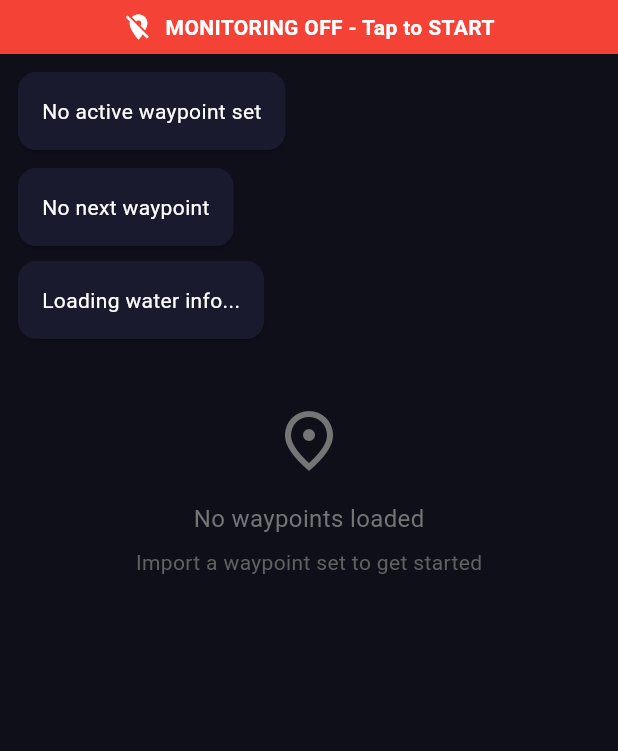
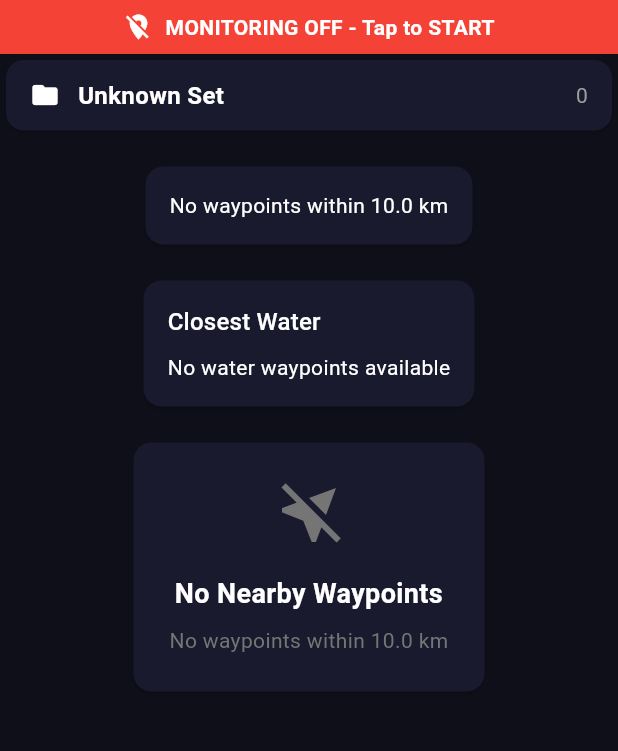
Before and after one commit to pitx3/waypoint-alert-app, a Flutter app: the screen it shows after launch, after a tap on "Continue", on a phone screen of 412 x 824 dp, the part 84-835 px from its top. Run offline on Flutter 3.47's test engine with Material 3 defaults, Android fonts, the phone set to English and light mode, and no system bars; our stand-ins replace flutter_material_design_icons, geolocator, isar_community, shared_preferences; accounts and stored records are empty; generated files the repository leaves out were written again.

```diff
--- a/lib/constants/app_constants.dart
+++ b/lib/constants/app_constants.dart
@@ -5,6 +5,7 @@ class AppConstants {
 
   // SharedPreferences keys
   static const String keyGpsPingInterval = 'gps_ping_interval';
+  static const String keyGpsTimeoutSeconds = 'gps_timeout_seconds';
   static const String keyWalkingSpeedMpm = 'walking_speed_mpm';
   static const String keyDefaultAlertDistanceM = 'default_alert_distance_m';
   static const String keyHasCompletedFirstRun = 'has_completed_first_run';
@@ -13,6 +14,7 @@ class AppConstants {
 
   // Default values
   static const int defaultGpsPingInterval = 300;
+  static const int defaultGpsTimeoutSeconds = 10;
   static const int defaultWalkingSpeedMpm = 100;
   static const int defaultAlertDistanceM = 250;
   static const bool defaultHasCompletedFirstRun = false;
@@ -21,6 +23,8 @@ class AppConstants {
   // Validation ranges
   static const int minGpsPingInterval = 30;
   static const int maxGpsPingInterval = 600;   // ten minutes
+  static const int minGpsTimeoutSeconds = 5;
+  static const int maxGpsTimeoutSeconds = 30;
   static const int minWalkingSpeedMpm = 30;
   static const int maxWalkingSpeedMpm = 300;   // 5m/sec
   static const int minAlertDistanceM = 50;
--- a/lib/main.dart
+++ b/lib/main.dart
@@ -4,6 +4,7 @@ import 'package:waypoint_alert_app/constants/app_constants.dart';
 // import 'package:waypoint_alert_app/mocks/mock_location_service.dart';
 import 'package:waypoint_alert_app/mocks/moving_mock_location_service.dart';
 import 'package:waypoint_alert_app/mocks/test_data.dart';
+import 'package:waypoint_alert_app/services/geolocator_location_serivce.dart';
 import 'package:waypoint_alert_app/services/isar_service.dart';
 import 'package:waypoint_alert_app/services/location_service.dart';
 import 'package:waypoint_alert_app/services/settings_service.dart';
@@ -26,7 +27,10 @@ void main() async {
   );
   // TODO: Switch this for a real location service for production use
   //final locationService = MockLocationService();
-  final locationService = MovingMockLocationService(route: testRoute);
+  // final locationService = MovingMockLocationService(route: testRoute);
+  final locationService = GeolocatorLocationSerivce(settingsService);
+
+  await settingsService.setActiveSetId(1);
 
   runApp(WaypointAlertApp(
     isarService: isarService,
@@ -35,8 +39,6 @@ void main() async {
     locationService: locationService,
     repository: repository,
   ));
-
-
 
 }
 
--- a/lib/mocks/mock_location_service.dart
+++ b/lib/mocks/mock_location_service.dart
@@ -42,4 +42,7 @@ class MockLocationService implements LocationService {
 
   @override
   Future<void> stop() async {}
+
+  @override
+  void updatePingInterval(Duration newInterval) {}
 }
--- a/lib/models/app_settings.dart
+++ b/lib/models/app_settings.dart
@@ -2,6 +2,7 @@ import '../constants/app_constants.dart';
 
 class AppSettings {
   final int gpsPingInterval;
+  final int gpsTimeoutSeconds;
   final int walkingSpeedMpm;
   final int defaultAlertDistanceM;
   final bool hasCompletedFirstRun;
@@ -9,6 +10,7 @@ class AppSettings {
 
   AppSettings({
     this.gpsPingInterval = AppConstants.defaultGpsPingInterval,
+    this.gpsTimeoutSeconds = AppConstants.defaultGpsTimeoutSeconds,
     this.walkingSpeedMpm = AppConstants.defaultWalkingSpeedMpm,
     this.defaultAlertDistanceM = AppConstants.defaultAlertDistanceM,
     this.hasCompletedFirstRun = AppConstants.defaultHasCompletedFirstRun,
@@ -17,6 +19,7 @@ class AppSettings {
 
   AppSettings copyWith({
     int? gpsPingInterval,
+    int? gpsTimeoutSeconds,
     int? walkingSpeedMpm,
     int? defaultAlertDistanceM,
     bool? hasCompletedFirstRun,
@@ -24,6 +27,7 @@ class AppSettings {
   }) {
     return AppSettings(
       gpsPingInterval: gpsPingInterval ?? this.gpsPingInterval,
+      gpsTimeoutSeconds: gpsTimeoutSeconds ?? this.gpsTimeoutSeconds,
       walkingSpeedMpm: walkingSpeedMpm ?? this.walkingSpeedMpm,
       defaultAlertDistanceM: defaultAlertDistanceM ?? this.defaultAlertDistanceM,
       hasCompletedFirstRun: hasCompletedFirstRun ?? this.hasCompletedFirstRun,
--- a/lib/services/location_service.dart
+++ b/lib/services/location_service.dart
@@ -26,6 +26,9 @@ abstract class LocationService {
   /// Call when user disables monitoring or app is backgrounded
   Future<void> stop();
 
+  /// Adjust GPS ping interval (e.g. near critical waypoints)
+  void updatePingInterval(Duration newInterval);
+
 }
 
 class LocationUpdate {
--- a/lib/services/settings_service.dart
+++ b/lib/services/settings_service.dart
@@ -15,6 +15,7 @@ class SettingsService {
   AppSettings getSettings() {
     return AppSettings(
       gpsPingInterval: prefs.getInt(AppConstants.keyGpsPingInterval) ?? AppConstants.defaultGpsPingInterval,
+      gpsTimeoutSeconds: prefs.getInt(AppConstants.keyGpsTimeoutSeconds) ?? AppConstants.defaultGpsTimeoutSeconds,
       walkingSpeedMpm: prefs.getInt(AppConstants.keyWalkingSpeedMpm) ?? AppConstants.defaultWalkingSpeedMpm,
       defaultAlertDistanceM: prefs.getInt(AppConstants.keyDefaultAlertDistanceM) ?? AppConstants.defaultAlertDistanceM,
       hasCompletedFirstRun: prefs.getBool(AppConstants.keyHasCompletedFirstRun) ?? AppConstants.defaultHasCompletedFirstRun,
@@ -26,6 +27,10 @@ class SettingsService {
     await prefs.setInt(AppConstants.keyGpsPingInterval, seconds);
   }
 
+  Future<void> setGpsTimeoutSeconds(int seconds) async {
+    await prefs.setInt(AppConstants.keyGpsTimeoutSeconds, seconds);
+  }
+
   Future<void> setWalkingSpeedMpm(int seconds) async {
     await prefs.setInt(AppConstants.keyWalkingSpeedMpm, seconds);
   }
@@ -34,12 +39,32 @@ class SettingsService {
     await prefs.setInt(AppConstants.keyDefaultAlertDistanceM, meters);
   }
 
+  Future<void> setMaxSearchDistanceM(int meters) async {
+    await prefs.setInt(AppConstants.keyMaxSearchDistanceM, meters);
+  }
+
+  // First Run Flag
   bool get isFirstRun => !prefs.containsKey(AppConstants.keyHasCompletedFirstRun);
   Future<void> setFirstRunComplete() async {
     await prefs.setBool(AppConstants.keyHasCompletedFirstRun, true);
   }
 
+  /*  Specific settings getters (that aren't really getters) for convenience   */
+  int getGpsPingInterval() =>
+    prefs.getInt(AppConstants.keyGpsPingInterval)
+    ?? AppConstants.defaultGpsPingInterval;
+
+  int getGpsTimeoutSeconds() =>
+    prefs.getInt(AppConstants.keyGpsTimeoutSeconds)
+    ?? AppConstants.defaultGpsTimeoutSeconds;
+
+  int getMaxSearchDistanceM() =>
+    prefs.getInt(AppConstants.keyMaxSearchDistanceM)
+    ?? AppConstants.defaultMaxSearchDistanceM;
+
+
   int? getActiveSetId() => prefs.getInt(AppConstants.keyActiveSetId);
+
   Future<void> setActiveSetId(int? id) async {
     if (id == null) {
       await prefs.remove(AppConstants.keyActiveSetId);
@@ -54,9 +79,6 @@ class SettingsService {
     }
   }
 
-  int getMaxSearchDistanceM() => prefs.getInt(AppConstants.keyMaxSearchDistanceM) ?? AppConstants.defaultMaxSearchDistanceM;
-  Future<void> setMaxSearchDistanceM(int meters) async {
-    await prefs.setInt(AppConstants.keyMaxSearchDistanceM, meters);
-  }
+
 
 }
--- /dev/null
+++ b/lib/widgets/cards/empty_state_card.dart
@@ -0,0 +1,53 @@
+import 'package:flutter/material.dart';
+
+class EmptyStateCard extends StatelessWidget {
+  final String title;
+  final String subtitle;
+  final IconData? icon;
+
+  const EmptyStateCard({
+    super.key,
+    required this.title,
+    required this.subtitle,
+    this.icon,
+  });
+
+  @override
+  Widget build(BuildContext context) {
+    return Card(
+      child: Padding(
+        padding: const EdgeInsets.all(24),
+        child: Column(
+          mainAxisSize: MainAxisSize.min,
+          children: [
+            if (icon != null) ...[
+              Icon(
+                icon,
+                size: 48,
+                color: Colors.grey[600],
+              ),
+              const SizedBox(height:16),
+            ],
+            Text(
+              title,
+              style: const TextStyle(
+                fontSize: 18,
+                fontWeight: FontWeight.bold,
+              ),
+              textAlign: TextAlign.center,
+            ),
+            const SizedBox(height: 8),
+            Text(
+              subtitle,
+              style: TextStyle(
+                fontSize: 14,
+                color: Colors.grey[600],
+              ),
+              textAlign: TextAlign.center,
+            ),
+          ],
+        ),
+      ),
+    );
+  }
+}
--- a/lib/widgets/cards/upcoming_waypoints_list.dart
+++ b/lib/widgets/cards/upcoming_waypoints_list.dart
@@ -1,5 +1,6 @@
 import 'package:flutter/material.dart';
 import 'package:waypoint_alert_app/utils/ui.dart' as ui;
+import 'package:waypoint_alert_app/widgets/cards/empty_state_card.dart';
 
 class UpcomingWaypointsList extends StatelessWidget {
   final List<UpcomingWaypoint> waypoints;
@@ -14,7 +15,11 @@ class UpcomingWaypointsList extends StatelessWidget {
   @override
   Widget build(BuildContext context) {
     if (waypoints.isEmpty) {
-      return _EmptyState();
+      return EmptyStateCard(
+        title: 'No Nearby Waypoints',
+        subtitle: 'No waypoints within ${maxDistanceKm.toStringAsFixed(1)} km',
+        icon: Icons.near_me_disabled,
+      );
     }
 
     return Column(
@@ -74,44 +79,6 @@ class _WaypointListTile extends StatelessWidget {
 
 
 
-class _EmptyState extends StatelessWidget {
-  @override
-  Widget build(BuildContext context) {
-    return Center(
-      child: Padding(
-        padding: const EdgeInsets.all(32),
-        child: Column(
-          children: [
-            Icon(
-              Icons.place_outlined,
-              size: 48,
-              color: Colors.grey[600],
-            ),
-            const SizedBox(height: 16),
-            Text(
-              'No waypoints loaded',
-              style: TextStyle(
-                fontSize: 16,
-                color: Colors.grey[600],
-              ),
-            ),
-            const SizedBox(height: 8),
-            Text(
-              'Import a waypoint set to get started',
-              style: TextStyle(
-                fontSize: 14,
-                color: Colors.grey[700],
-              ),
-            ),
-          ],
-        ),
-      ),
-    );
-  }
-}
-
-
-
 class UpcomingWaypoint {
   final String name;
   final double distanceKm;
--- /dev/null
+++ b/lib/widgets/cards/waypoint_display_card.dart
@@ -0,0 +1,74 @@
+import 'package:flutter/material.dart';
+import 'package:waypoint_alert_app/models/water_info.dart';
+import 'package:waypoint_alert_app/widgets/cards/active_set_card.dart';
+import 'package:waypoint_alert_app/widgets/cards/closest_water_card.dart';
+import 'package:waypoint_alert_app/widgets/cards/next_waypoint_card.dart';
+import 'package:waypoint_alert_app/widgets/cards/upcoming_waypoints_list.dart';
+
+class WaypointDisplayCard extends StatelessWidget {
+
+  final String setName;
+  final int waypointCount;
+  final VoidCallback? onSetTap;
+  final UpcomingWaypoint? nextWaypoint;
+  final WaterInfo? waterInfo;
+  final List<UpcomingWaypoint> upcomingWaypoints;
+  final double maxDistanceKm;
+
+  const WaypointDisplayCard({
+    super.key,
+    required this.setName,
+    required this.waypointCount,
+    this.onSetTap,
+    this.nextWaypoint,
+    this.waterInfo,
+    required this.upcomingWaypoints,
+    this.maxDistanceKm = 10.0,
+  });
+
+  @override
+  Widget build(BuildContext context) {
+    return Column(
+      children: [
+        ActiveSetCard(
+          setName: setName,
+          waypointCount: waypointCount,
+          onTap: onSetTap,
+        ),
+        const SizedBox(height: 16),
+        if (nextWaypoint !=  null)
+          NextWaypointCard(
+            name: nextWaypoint!.name,
+            type: nextWaypoint!.type,
+            distanceKm: nextWaypoint!.distanceKm,
+            bearing: nextWaypoint!.bearing,
+            notes: nextWaypoint!.notes,
+          )
+        else
+          Card(
+            child: Padding(
+              padding: EdgeInsets.all(16.0),
+              child: Text('No waypoints within ${maxDistanceKm.toStringAsFixed(1)} km'),
+            ),
+          ),
+        const SizedBox(height: 16),
+        if (waterInfo != null)
+          ClosestWaterCard(
+            waterInfo: waterInfo!,
+          )
+        else
+          const Card(
+            child: Padding(
+              padding: EdgeInsets.all(16.0),
+              child: Text('No water waypoints'),
+            ),
+          ),
+        const SizedBox(height: 16),
+        UpcomingWaypointsList(
+          waypoints: upcomingWaypoints,
+          maxDistanceKm: maxDistanceKm
+        ),
+      ],
+    );
+  }
+}
--- a/lib/widgets/screens/home_screen.dart
+++ b/lib/widgets/screens/home_screen.dart
@@ -8,11 +8,13 @@ import 'package:waypoint_alert_app/services/waypoint_service.dart';
 import 'package:waypoint_alert_app/widgets/banners/monitoring_banner.dart';
 import 'package:waypoint_alert_app/widgets/cards/active_set_card.dart';
 import 'package:waypoint_alert_app/widgets/cards/closest_water_card.dart';
+import 'package:waypoint_alert_app/widgets/cards/empty_state_card.dart';
 import 'package:waypoint_alert_app/widgets/cards/location_card.dart';
 import 'package:waypoint_alert_app/widgets/cards/next_waypoint_card.dart';
 import 'package:waypoint_alert_app/widgets/cards/upcoming_waypoints_list.dart';
 
 import 'package:waypoint_alert_app/utils/calculators.dart' as calc;
+import 'package:waypoint_alert_app/widgets/cards/waypoint_display_card.dart';
 
 class HomeScreen extends StatefulWidget {
   final SettingsService settingsService;
@@ -138,71 +140,31 @@ class _HomeScreenState extends State<HomeScreen> {
       ),
       body: Center(
         child: Column(
-          mainAxisAlignment: MainAxisAlignment.center,
           children: [
             MonitoringBanner(
               isMonitoring: _isMonitoring,
               onToggle: _toggleMonitoring,
             ),
-            ?(_isMonitoring) ?
+            if (_isMonitoring)
               LocationCard(
                 latitude: _currentLat,
                 longitude: _currentLon,
                 lastUpdated: _lastLocationUpdate,
-            ) : null,
-            Expanded(
-              child: SingleChildScrollView(
-                padding: const EdgeInsets.all(8),
-                child: Column(
-                  crossAxisAlignment: CrossAxisAlignment.start,
-                  children: [
+              ),
             if (_activeSetName != null)
-                      ActiveSetCard(
+              WaypointDisplayCard(
                 setName: _activeSetName!,
                 waypointCount: _activeSetCount ?? 0,
-                        onTap: () => _showHamburgerMenu(context),
+                onSetTap: () =>_showHamburgerMenu(context),
+                nextWaypoint: _nextWaypoint,
+                waterInfo: _waterInfo,
+                upcomingWaypoints: _upcomingWaypoints,
               )
             else
-                      const Card(
-                        child: Padding(
-                          padding: EdgeInsets.all(16.0),
-                          child: Text('No active waypoint set'),
-                        ),
-                      ),
-                    const SizedBox(height: 4),
-                    if (_nextWaypoint != null)
-                      NextWaypointCard(
-                        name: _nextWaypoint!.name,
-                        type: _nextWaypoint!.type,
-                        distanceKm: _nextWaypoint!.distanceKm,
-                        bearing: _nextWaypoint!.bearing,
-                        notes: _nextWaypoint!.notes,
-                      )
-                    else
-                      const Card(
-                        child: Padding(
-                          padding: EdgeInsets.all(16.0),
-                          child: Text('No next waypoint'),
-                        ),
-                      ),
-                    const SizedBox(height: 2),
-                    if (_waterInfo != null)
-                      ClosestWaterCard(waterInfo: _waterInfo!)
-                    else
-                      const Card(
-                        child: Padding(
-                          padding: EdgeInsets.all(16.0),
-                          child: Text('Loading water info...'),
-                        ),
-                      ),
-                    const SizedBox(height: 8),
-                    UpcomingWaypointsList(
-                      waypoints: _upcomingWaypoints,
-                      maxDistanceKm: 10.0,  // TODO: Decide whether this should remain hard-coded or be an AppSetting
-                    ),
-                  ],
-                ),
-              ),
+              const EmptyStateCard(
+                title: 'No Wapoint Set Loaded',
+                subtitle: 'Import a waypoint set to get started',
+                icon: Icons.folder_off,
               ),
           ],
         ),
```
Also changed, not shown: lib/mocks/moving_mock_location_service.dart (+20 -10 lines), lib/services/geolocator_location_serivce.dart (added, +122 -0 lines), 1 other file. Lines whose indentation alone changed are shown as unchanged.
